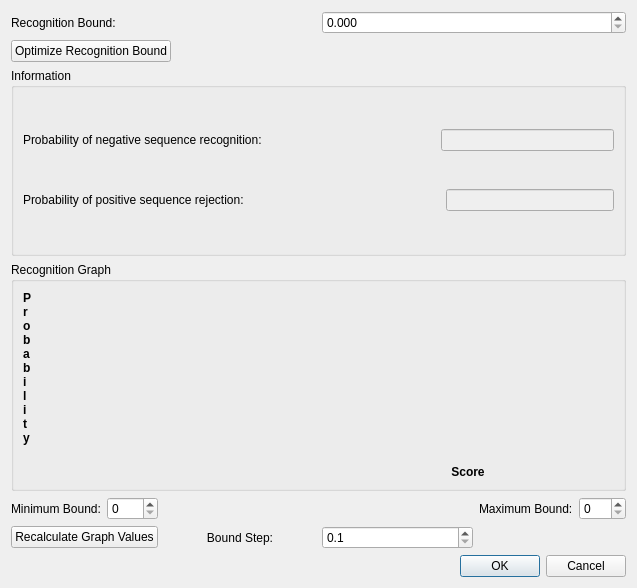
Qt form src/plugins/expert_discovery/src/ui/ExpertDiscoverySetupRecBoundDialog.ui (violethaze74/ugene) before a commit.
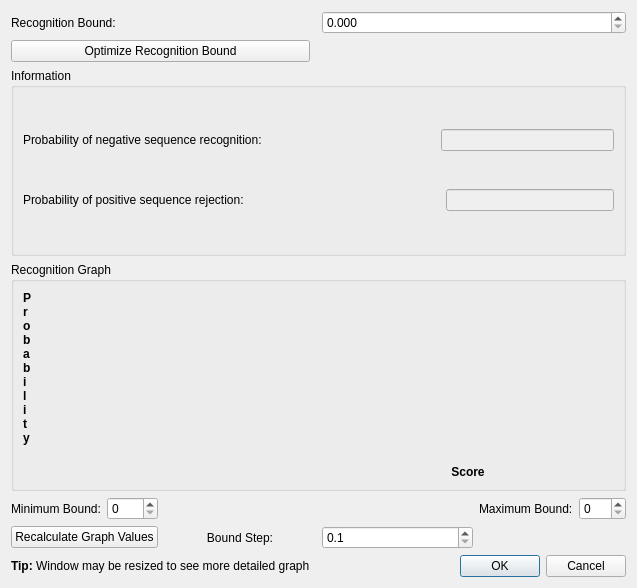
The same form after that commit.

Commit message: ExpertDiscovery various fixes

```diff
--- a/src/plugins/expert_discovery/src/ui/ExpertDiscoverySetupRecBoundDialog.ui
+++ b/src/plugins/expert_discovery/src/ui/ExpertDiscoverySetupRecBoundDialog.ui
@@ -337,6 +337,13 @@
      </layout>
     </widget>
    </item>
+   <item row="13" column="0">
+    <widget class="QLabel" name="warningLabel">
+     <property name="text">
+      <string>&lt;B&gt;Tip:&lt;/B&gt; Window may be resized to see more detailed graph</string>
+     </property>
+    </widget>
+   </item>
   </layout>
  </widget>
  <tabstops>
```
The commit also changes 8 other files.
